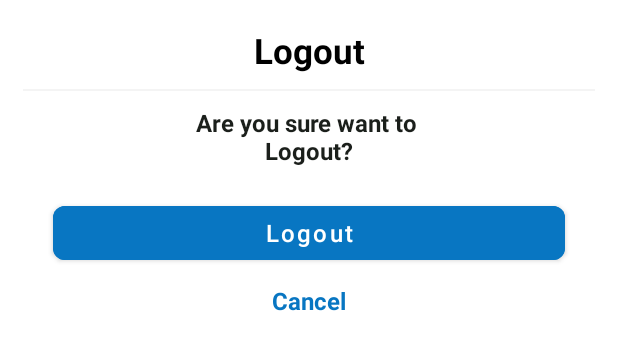
After one commit to SanthoshKuma6/happy_testing, an Android app: the layout dialoge_logout_layout.xml on its own in the app's theme, with its tools: preview values and no code run, on a phone screen of 412 x 824 dp. The commit adds this screen. Shown: the top 350 px of the screen. Run offline under Robolectric (Android 15) with nearby library versions, the phone set to English and light mode, and no system bars.

Commit message:
AlertDialog Added

```diff
--- a/app/src/main/java/com/edu/happytesting/activity/TabLayoutActivity.kt
+++ b/app/src/main/java/com/edu/happytesting/activity/TabLayoutActivity.kt
@@ -390,6 +390,7 @@ class TabLayoutActivity : AppCompatActivity(), OnTabSelect {
         }
 
     }
+
     private fun answerSubmission() {
         MaterialAlertDialogBuilder(this)
             .setCancelable(false)
@@ -572,13 +573,13 @@ class TabLayoutActivity : AppCompatActivity(), OnTabSelect {
                 .setPositiveButton("Yes") { dialog, _ ->
                     dialog.dismiss()
                     countDownTimer!!.cancel()
-                    finish()
+                    answerSubmission()
                 }
                 .setNegativeButton(
                     "No"
                 ) { dialog, _ -> dialog.dismiss() }.show()
         } else {
-            val intent = Intent(this, LoginActivity::class.java)
+            val intent = Intent(this, MainActivity::class.java)
             startActivity(intent)
         }
     }
--- a/app/src/main/java/com/edu/happytesting/fragment/StudentDashboard.kt
+++ b/app/src/main/java/com/edu/happytesting/fragment/StudentDashboard.kt
@@ -6,8 +6,6 @@ import android.os.Bundle
 import android.view.LayoutInflater
 import android.view.View
 import android.view.ViewGroup
-import android.widget.Toast
-import androidx.activity.OnBackPressedDispatcher
 import androidx.fragment.app.Fragment
 import androidx.fragment.app.viewModels
 import androidx.lifecycle.Observer
--- /dev/null
+++ b/app/src/main/res/layout/dialoge_logout_layout.xml
@@ -0,0 +1,80 @@
+<?xml version="1.0" encoding="utf-8"?>
+<androidx.constraintlayout.widget.ConstraintLayout xmlns:android="http://schemas.android.com/apk/res/android"
+    xmlns:app="http://schemas.android.com/apk/res-auto"
+    android:layout_width="match_parent"
+    android:layout_height="wrap_content">
+
+    <TextView
+        android:id="@+id/logOutTitle"
+        android:layout_width="match_parent"
+        android:layout_height="wrap_content"
+        android:layout_marginTop="18sp"
+        android:gravity="center"
+        android:text="@string/logout_title"
+        android:textColor="@color/black"
+        android:textStyle="bold"
+        android:textSize="23sp"
+        app:layout_constraintEnd_toEndOf="parent"
+        app:layout_constraintStart_toStartOf="parent"
+        app:layout_constraintTop_toTopOf="parent" />
+
+    <View
+        android:id="@+id/view"
+        android:layout_width="match_parent"
+        android:layout_height="1dp"
+        android:layout_marginStart="15sp"
+        android:layout_marginTop="10sp"
+        android:layout_marginEnd="15sp"
+        android:background="#F4F4F4"
+        app:layout_constraintEnd_toEndOf="parent"
+        app:layout_constraintStart_toStartOf="parent"
+        app:layout_constraintTop_toBottomOf="@id/logOutTitle" />
+
+    <TextView
+        android:id="@+id/subTitle"
+        android:layout_width="match_parent"
+        android:layout_height="wrap_content"
+        android:layout_marginTop="10sp"
+        android:gravity="center"
+        android:text="@string/are_you_sure_want_to_nlogout"
+        android:textColor="#1B1F1B"
+        android:textSize="16sp"
+        android:textStyle="bold"
+        app:layout_constraintEnd_toEndOf="parent"
+        app:layout_constraintStart_toStartOf="parent"
+        app:layout_constraintTop_toBottomOf="@id/view" />
+
+    <com.google.android.material.button.MaterialButton
+        android:id="@+id/logOutButton"
+        android:layout_width="match_parent"
+        android:layout_height="wrap_content"
+        android:layout_marginStart="35sp"
+        android:layout_marginTop="20sp"
+        android:layout_marginEnd="35sp"
+        android:backgroundTint="@color/blue"
+        android:text="@string/logout_button"
+        android:textAllCaps="false"
+        android:textSize="16sp"
+        app:cornerRadius="8dp"
+        app:layout_constraintEnd_toEndOf="parent"
+        app:layout_constraintStart_toStartOf="parent"
+        app:layout_constraintTop_toBottomOf="@id/subTitle" />
+
+    <TextView
+        android:id="@+id/cancel"
+        android:layout_width="match_parent"
+        android:layout_height="wrap_content"
+        android:layout_marginTop="10sp"
+        android:layout_marginBottom="10sp"
+        android:gravity="center"
+        android:text="@string/cancel_text"
+        android:textColor="@color/blue"
+        android:textSize="16sp"
+        android:textStyle="bold"
+        app:layout_constraintBottom_toBottomOf="parent"
+        app:layout_constraintEnd_toEndOf="parent"
+        app:layout_constraintStart_toStartOf="parent"
+        app:layout_constraintTop_toBottomOf="@id/logOutButton" />
+
+
+</androidx.constraintlayout.widget.ConstraintLayout>
--- a/app/src/main/res/values-night/strings.xml
+++ b/app/src/main/res/values-night/strings.xml
@@ -27,4 +27,9 @@
     <string name="size_40">Size 40</string>
     <string name="size_70">Size 70</string>
     <string name="size_25">Size 25</string>
+    <string name="show_password">showPassword</string>
+    <string name="logout_title">Logout</string>
+    <string name="are_you_sure_want_to_nlogout">Are you sure want to \nLogout?</string>
+    <string name="logout_button">Logout</string>
+    <string name="cancel_text">Cancel</string>
 </resources>
--- a/app/src/main/res/values/strings.xml
+++ b/app/src/main/res/values/strings.xml
@@ -55,6 +55,11 @@
     <string name="size_40">Size 40</string>
     <string name="size_70">Size 70</string>
     <string name="size_25">Size 25</string>
+    <string name="show_password">showPassword</string>
+    <string name="logout_title">Logout</string>
+    <string name="are_you_sure_want_to_nlogout">Are you sure want to \nLogout?</string>
+    <string name="logout_button">Logout</string>
+    <string name="cancel_text">Cancel</string>
 
 
 </resources>
--- a/build.gradle
+++ b/build.gradle
@@ -18,7 +18,7 @@ buildscript {
         maven { url 'https://jitpack.io' }
     }
     dependencies {
-        classpath 'com.android.tools.build:gradle:8.0.1'
+        classpath 'com.android.tools.build:gradle:8.0.2'
         classpath 'org.jetbrains.kotlin:kotlin-gradle-plugin:1.8.0'
         classpath "org.jetbrains.dokka:dokka-gradle-plugin:1.8.10"
 
```
Also changed, not shown: app/src/main/java/com/edu/happytesting/activity/MainActivity.kt (+13 -17 lines), app/src/main/java/com/edu/happytesting/ui/dialog/AlertDialog.kt (added, +28 -0 lines), app/src/main/res/layout/activity_login.xml (+8 -3 lines).
